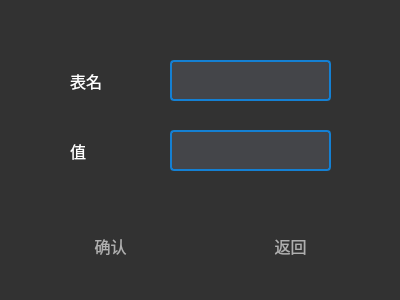
Old version of the form DBtraining/inserttable.ui in the repository 2023XDProject/DBMS2.0.
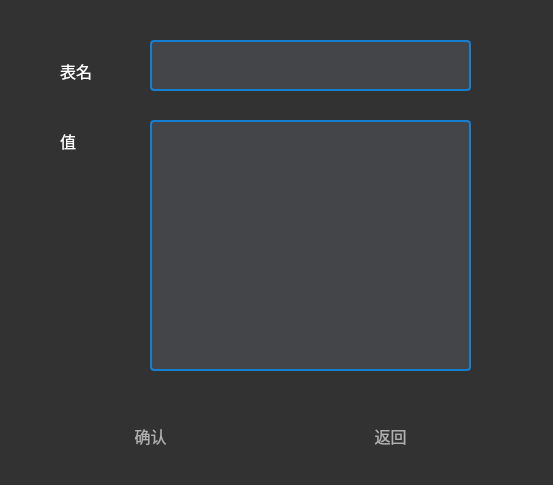
New version of the form. Icons and pictures are not drawn.

Commit message: 修改了inserttable的UI, insert容错完成

What changed in the file:
```diff
--- a/DBtraining/inserttable.ui
+++ b/DBtraining/inserttable.ui
@@ -6,8 +6,8 @@
    <rect>
     <x>0</x>
     <y>0</y>
-    <width>400</width>
-    <height>300</height>
+    <width>553</width>
+    <height>485</height>
    </rect>
   </property>
   <property name="windowTitle">
@@ -19,8 +19,8 @@
   <widget class="QPushButton" name="pushButton">
    <property name="geometry">
     <rect>
-     <x>60</x>
-     <y>220</y>
+     <x>100</x>
+     <y>410</y>
      <width>101</width>
      <height>51</height>
     </rect>
@@ -48,8 +48,8 @@
   <widget class="QPushButton" name="pushButton_2">
    <property name="geometry">
     <rect>
-     <x>240</x>
-     <y>220</y>
+     <x>340</x>
+     <y>410</y>
      <width>101</width>
      <height>51</height>
     </rect>
@@ -77,10 +77,10 @@
   <widget class="QLineEdit" name="lineEdit">
    <property name="geometry">
     <rect>
-     <x>170</x>
-     <y>60</y>
-     <width>161</width>
-     <height>41</height>
+     <x>150</x>
+     <y>40</y>
+     <width>321</width>
+     <height>51</height>
     </rect>
    </property>
    <property name="font">
@@ -100,10 +100,10 @@
   <widget class="QLineEdit" name="lineEdit_2">
    <property name="geometry">
     <rect>
-     <x>170</x>
-     <y>130</y>
-     <width>161</width>
-     <height>41</height>
+     <x>150</x>
+     <y>120</y>
+     <width>321</width>
+     <height>251</height>
     </rect>
    </property>
    <property name="font">
@@ -119,12 +119,15 @@
 color: white;
 </string>
    </property>
+   <property name="alignment">
+    <set>Qt::AlignLeading|Qt::AlignLeft|Qt::AlignTop</set>
+   </property>
   </widget>
   <widget class="QLabel" name="label">
    <property name="geometry">
     <rect>
-     <x>70</x>
-     <y>60</y>
+     <x>60</x>
+     <y>50</y>
      <width>71</width>
      <height>41</height>
     </rect>
@@ -145,9 +148,9 @@
   <widget class="QLabel" name="label_2">
    <property name="geometry">
     <rect>
-     <x>70</x>
-     <y>130</y>
-     <width>91</width>
+     <x>60</x>
+     <y>120</y>
+     <width>71</width>
      <height>41</height>
     </rect>
    </property>
```
The commit also changes 4 other files.
